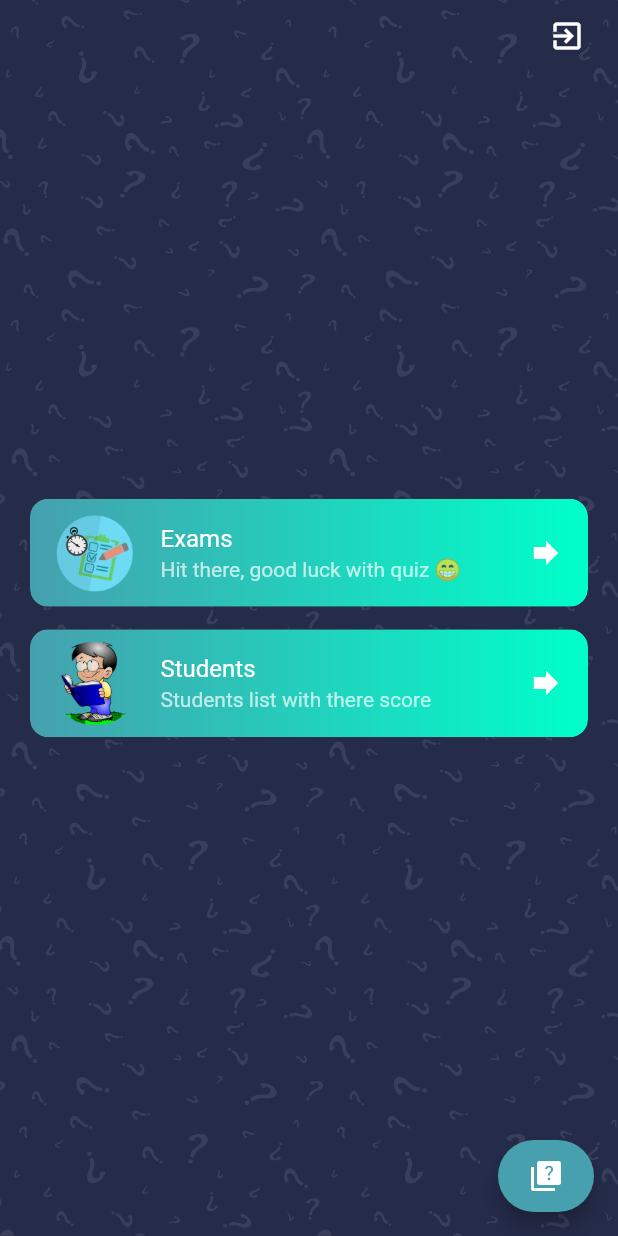
After one commit to ragabelsayed/QuizApp, a Flutter app: the HomeScreen screen opened by its route, on a phone screen of 412 x 824 dp. The commit adds this screen. Run offline on Flutter 3.47's test engine with Material 2 defaults, Android fonts, the phone set to English and light mode, and no system bars; our stand-ins replace flutter_svg.

Commit message:
add home screen for admin

```diff
--- a/quiz_app/lib/src/config/routes.dart
+++ b/quiz_app/lib/src/config/routes.dart
@@ -1,4 +1,5 @@
 import 'package:flutter/material.dart';
+import 'package:quiz_app/src/screens/home/home_screen.dart';
 import 'package:quiz_app/src/screens/reset/forgot_password_screen.dart';
 import 'package:quiz_app/src/screens/reset/reset_password_screen.dart';
 import '../screens/signup/signup_screen.dart';
@@ -12,5 +13,6 @@ class AppRoutes {
     SignupScreen.routName: (ctx) => const SignupScreen(),
     ForgotPasswordScreen.routName: (ctx) => const ForgotPasswordScreen(),
     ResetPasswordScreen.routName: (ctx) => const ResetPasswordScreen(),
+    HomeScreen.routName: (cxt) => const HomeScreen(),
   };
 }
--- /dev/null
+++ b/quiz_app/lib/src/screens/home/home_screen.dart
@@ -0,0 +1,110 @@
+import 'package:flutter/material.dart';
+import 'package:quiz_app/src/config/palette.dart';
+import '../../config/constants.dart';
+
+class HomeScreen extends StatelessWidget {
+  static const routName = '/home';
+  const HomeScreen({Key? key}) : super(key: key);
+
+  @override
+  Widget build(BuildContext context) {
+    return Scaffold(
+      extendBodyBehindAppBar: true,
+      body: Stack(
+        fit: StackFit.expand,
+        children: [
+          AppConstants.imageBackground,
+          Padding(
+            padding: const EdgeInsets.symmetric(
+                horizontal: AppConstants.defaultPadding),
+            child: Column(
+              mainAxisAlignment: MainAxisAlignment.center,
+              children: [
+                Material(
+                  clipBehavior: Clip.antiAlias,
+                  borderRadius: const BorderRadius.all(Radius.circular(12)),
+                  child: Ink(
+                    decoration: const BoxDecoration(
+                      gradient: Palette.kPrimaryGradient,
+                      borderRadius: BorderRadius.all(Radius.circular(12)),
+                    ),
+                    child: ListTile(
+                      onTap: () {},
+                      leading: SizedBox(
+                        height: 55,
+                        width: 55,
+                        child: ClipRRect(
+                          borderRadius:
+                              const BorderRadius.all(Radius.circular(25)),
+                          child: Image.asset(
+                            'assets/icons/exam.png',
+                            fit: BoxFit.cover,
+                          ),
+                        ),
+                      ),
+                      title: const Text('Exams'),
+                      subtitle: const Text(
+                        'Hit there, good luck with quiz 😁',
+                        maxLines: 1,
+                        softWrap: false,
+                        overflow: TextOverflow.ellipsis,
+                      ),
+                      trailing: const Icon(Icons.forward),
+                    ),
+                  ),
+                ),
+                const SizedBox(height: 15),
+                Material(
+                  clipBehavior: Clip.antiAlias,
+                  borderRadius: const BorderRadius.all(Radius.circular(12)),
+                  child: Ink(
+                    decoration: const BoxDecoration(
+                      gradient: Palette.kPrimaryGradient,
+                      borderRadius: BorderRadius.all(Radius.circular(12)),
+                    ),
+                    child: ListTile(
+                      onTap: () {},
+                      leading: SizedBox(
+                        height: 55,
+                        width: 55,
+                        child: ClipRRect(
+                          borderRadius:
+                              const BorderRadius.all(Radius.circular(25)),
+                          child: Image.asset(
+                            'assets/icons/student.png',
+                            fit: BoxFit.cover,
+                          ),
+                        ),
+                      ),
+                      title: const Text('Students'),
+                      subtitle: const Text(
+                        'Students list with there score',
+                        maxLines: 1,
+                        softWrap: false,
+                        overflow: TextOverflow.ellipsis,
+                      ),
+                      trailing: const Icon(Icons.forward),
+                    ),
+                  ),
+                ),
+              ],
+            ),
+          ),
+          Positioned(
+            top: MediaQuery.of(context).viewPadding.top,
+            right: 10,
+            child: IconButton(
+              onPressed: () {},
+              icon: const Icon(Icons.exit_to_app),
+            ),
+          ),
+        ],
+      ),
+      floatingActionButton: FloatingActionButton.extended(
+          backgroundColor: Palette.primaryColor1,
+          foregroundColor: Colors.white,
+          onPressed: () {},
+          label: Icon(Icons.quiz)),
+    );
+  }
+}
--- a/quiz_app/lib/src/screens/login/login_screen.dart
+++ b/quiz_app/lib/src/screens/login/login_screen.dart
@@ -1,5 +1,6 @@
 import 'package:flutter/cupertino.dart';
 import 'package:flutter/material.dart';
+import 'package:quiz_app/src/screens/home/home_screen.dart';
 import 'package:quiz_app/src/screens/reset/forgot_password_screen.dart';
 import 'package:quiz_app/src/screens/signup/signup_screen.dart';
 import '/src/widgets/rounded_btn.dart';
@@ -22,7 +23,9 @@ class _LoginScreenState extends State<LoginScreen> {
     final _isValid = _formKey.currentState!.validate();
     if (_isValid) {
       _formKey.currentState!.save();
-      try {} catch (e) {}
+      try {
+        Navigator.pushNamed(context, HomeScreen.routName);
+      } catch (e) {}
     }
   }
 
```
Also changed, not shown: quiz_app/assets/icons/exam.png (added), quiz_app/assets/icons/exam.svg (added), quiz_app/assets/icons/student.png (added), quiz_app/assets/icons/student.svg (added).
